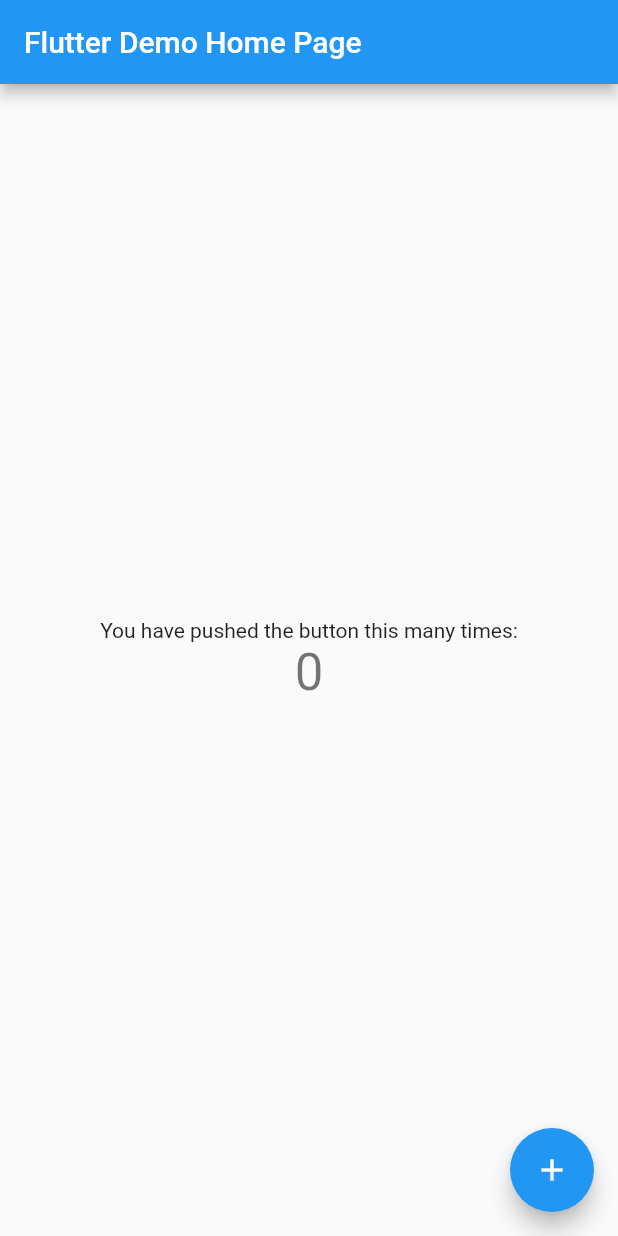
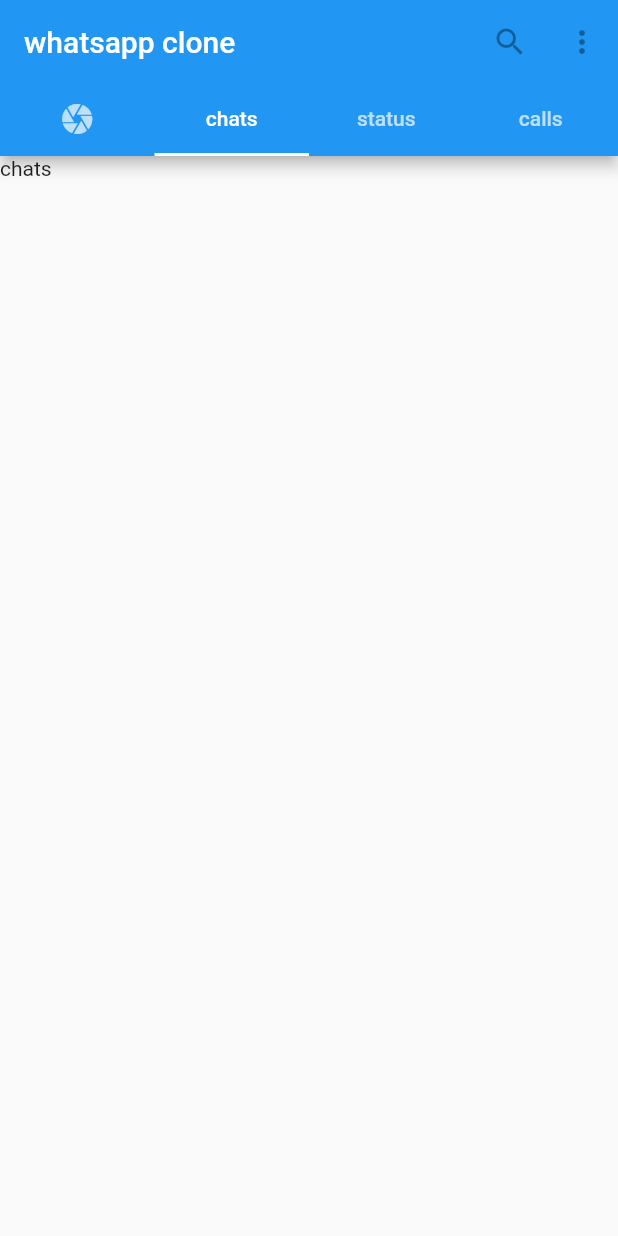
Before and after one commit to masal9pse/every-question, a Flutter app: the screen it shows after launch, on a phone screen of 412 x 824 dp. Run offline on Flutter 3.47's test engine with Material 2 defaults, Android fonts, the phone set to English and light mode, and no system bars; our stand-ins replace socket_io_client.

Commit message:
#02 appbar tabbar

```diff
--- /dev/null
+++ b/frontend/lib/Screens/HomeScreen.dart
@@ -0,0 +1,58 @@
+import 'package:flutter/material.dart';
+
+class Homescreen extends StatefulWidget {
+  const Homescreen({Key? key}) : super(key: key);
+
+  @override
+  _HomescreenState createState() => _HomescreenState();
+}
+
+class _HomescreenState extends State<Homescreen>
+    with SingleTickerProviderStateMixin {
+  late TabController _controller;
+
+  @override
+  void initState() {
+    // TODO: implement initState
+    super.initState();
+    // _controller = TabController(length: 4, vsync: this,initialIndex: 0);
+    _controller = TabController(length: 4, initialIndex: 1, vsync: this);
+  }
+
+  @override
+  Widget build(BuildContext context) {
+    return Scaffold(
+      appBar: AppBar(
+        title: Text('whatsapp clone'),
+        actions: [
+          IconButton(onPressed: null, icon: Icon(Icons.search)),
+          IconButton(onPressed: null, icon: Icon(Icons.more_vert)),
+        ],
+        bottom: TabBar(
+          controller: _controller,
+          tabs: [
+            Tab(
+              icon: Icon(Icons.camera),
+            ),
+            Tab(
+              text: 'chats',
+            ),
+            Tab(
+              text: 'status',
+            ),
+            Tab(
+              text: 'calls',
+            ),
+          ],
+        ),
+      ),
+      body: TabBarView(children: [
+        Text('camera'),
+        Text('chats'),
+        Text('status'),
+        Text('calls'),
+      ],
+      controller: _controller),
+    );
+  }
+}
--- a/frontend/lib/main.dart
+++ b/frontend/lib/main.dart
@@ -1,4 +1,5 @@
 import 'package:flutter/material.dart';
+import 'package:frontend/Screens/HomeScreen.dart';
 import 'package:socket_io_client/socket_io_client.dart' as IO;
 
 void main() {
@@ -10,33 +11,10 @@ class MyApp extends StatelessWidget {
   @override
   Widget build(BuildContext context) {
     return MaterialApp(
-      title: 'Flutter Demo',
-      theme: ThemeData(
-        primarySwatch: Colors.blue,
-      ),
-      home: MyHomePage(title: 'Flutter Demo Home Page'),
+      home: Homescreen()
     );
   }
-}
-
-class MyHomePage extends StatefulWidget {
-  MyHomePage({Key? key, required this.title}) : super(key: key);
-  final String title;
-
-  @override
-  _MyHomePageState createState() => _MyHomePageState();
-}
-
-class _MyHomePageState extends State<MyHomePage> {
-  int _counter = 0;
   late IO.Socket socket;
-  @override
-  void initState() {
-    // TODO: implement initState
-    connect();
-    super.initState();
-  }
-
   void connect (){
     socket = IO.io('http://192.168.1.14:5000',<String,dynamic> {
       'transports':['websocket'],
@@ -46,45 +24,10 @@ class _MyHomePageState extends State<MyHomePage> {
     // socket.onConnect((data) => print('connected'));
     socket.onConnect((data) {
       print('connected');
+      print(data);
     });
     print(socket.connected);
     socket.emit('/test','hello world');
-  }
-  void _incrementCounter() {
-    setState(() {
-      _counter++;
-    });
-  }
-
-  @override
-  Widget build(BuildContext context) {
-    return Scaffold(
-      appBar: AppBar(
-        // Here we take the value from the MyHomePage object that was created by
-        // the App.build method, and use it to set our appbar title.
-        title: Text(widget.title),
-      ),
-      body: Center(
-        // Center is a layout widget. It takes a single child and positions it
-        // in the middle of the parent.
-        child: Column(
-          mainAxisAlignment: MainAxisAlignment.center,
-          children: <Widget>[
-            Text(
-              'You have pushed the button this many times:',
-            ),
-            Text(
-              '$_counter',
-              style: Theme.of(context).textTheme.headline4,
-            ),
-          ],
-        ),
-      ),
-      floatingActionButton: FloatingActionButton(
-        onPressed: _incrementCounter,
-        tooltip: 'Increment',
-        child: Icon(Icons.add),
-      ), // This trailing comma makes auto-formatting nicer for build methods.
-    );
+    // socket.on('/test', (data) => );
   }
 }
```
Also changed, not shown: 1 other file.
